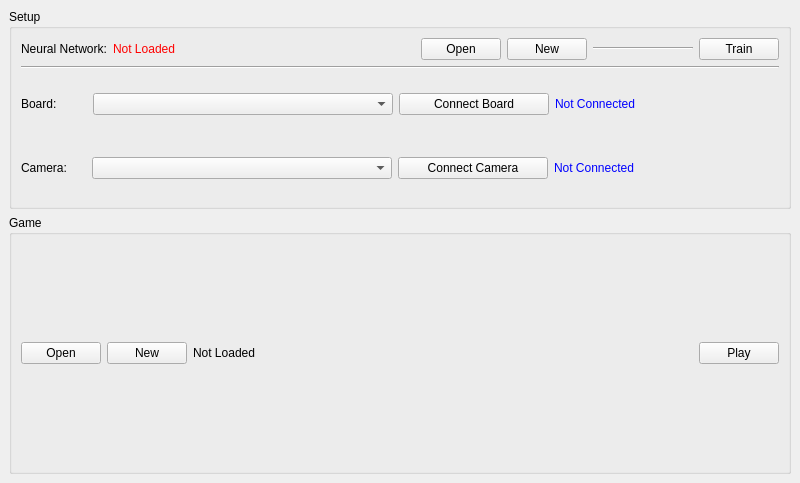
The window that src/ui/initialwindow.ui (jeanyvesb9/Project_Newton) describes before a commit, drawn with Qt 5.
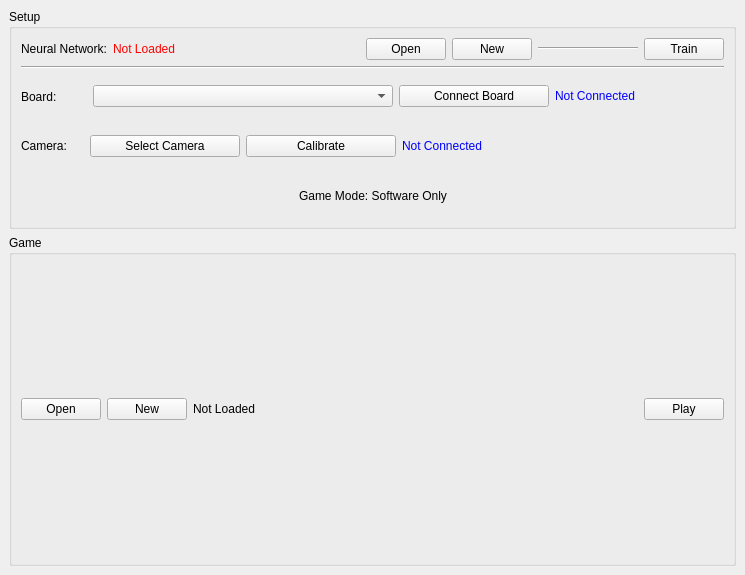
The same window after the commit.

```diff
--- a/src/ui/initialwindow.ui
+++ b/src/ui/initialwindow.ui
@@ -6,8 +6,8 @@
    <rect>
     <x>0</x>
     <y>0</y>
-    <width>800</width>
-    <height>483</height>
+    <width>745</width>
+    <height>575</height>
    </rect>
   </property>
   <property name="sizePolicy">
@@ -16,6 +16,12 @@
     <verstretch>0</verstretch>
    </sizepolicy>
   </property>
+  <property name="minimumSize">
+   <size>
+    <width>745</width>
+    <height>575</height>
+   </size>
+  </property>
   <property name="windowTitle">
    <string>Project_Newton</string>
   </property>
@@ -26,7 +32,7 @@
       <property name="maximumSize">
        <size>
         <width>16777215</width>
-        <height>200</height>
+        <height>220</height>
        </size>
       </property>
       <property name="title">
@@ -205,20 +211,23 @@
            </property>
            <property name="sizeHint" stdset="0">
             <size>
-             <width>19</width>
+             <width>17</width>
              <height>20</height>
             </size>
            </property>
           </spacer>
          </item>
          <item>
-          <widget class="QComboBox" name="cameraList">
+          <widget class="QPushButton" name="selectCamera">
            <property name="minimumSize">
             <size>
-             <width>300</width>
+             <width>150</width>
              <height>0</height>
             </size>
            </property>
+           <property name="text">
+            <string>Select Camera</string>
+           </property>
           </widget>
          </item>
          <item>
@@ -230,7 +239,7 @@
             </size>
            </property>
            <property name="text">
-            <string>Connect Camera</string>
+            <string>Calibrate</string>
            </property>
           </widget>
          </item>
@@ -256,6 +265,43 @@
          </item>
         </layout>
        </item>
+       <item>
+        <layout class="QHBoxLayout" name="horizontalLayout_5">
+         <item>
+          <spacer name="horizontalSpacer_4">
+           <property name="orientation">
+            <enum>Qt::Horizontal</enum>
+           </property>
+           <property name="sizeHint" stdset="0">
+            <size>
+             <width>40</width>
+             <height>20</height>
+            </size>
+           </property>
+          </spacer>
+         </item>
+         <item>
+          <widget class="QLabel" name="gameMode">
+           <property name="text">
+            <string>Game Mode: Software Only</string>
+           </property>
+          </widget>
+         </item>
+         <item>
+          <spacer name="horizontalSpacer_6">
+           <property name="orientation">
+            <enum>Qt::Horizontal</enum>
+           </property>
+           <property name="sizeHint" stdset="0">
+            <size>
+             <width>40</width>
+             <height>20</height>
+            </size>
+           </property>
+          </spacer>
+         </item>
+        </layout>
+       </item>
       </layout>
      </widget>
     </item>
```
Left out of the diff: 6 changed lines with no effect on the pictures.
